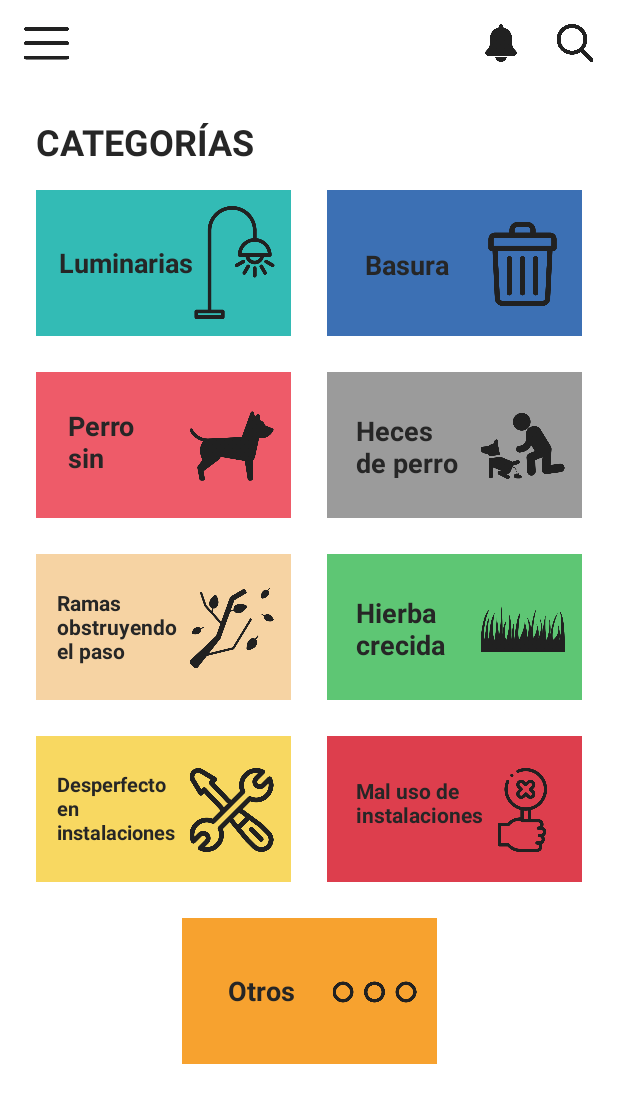
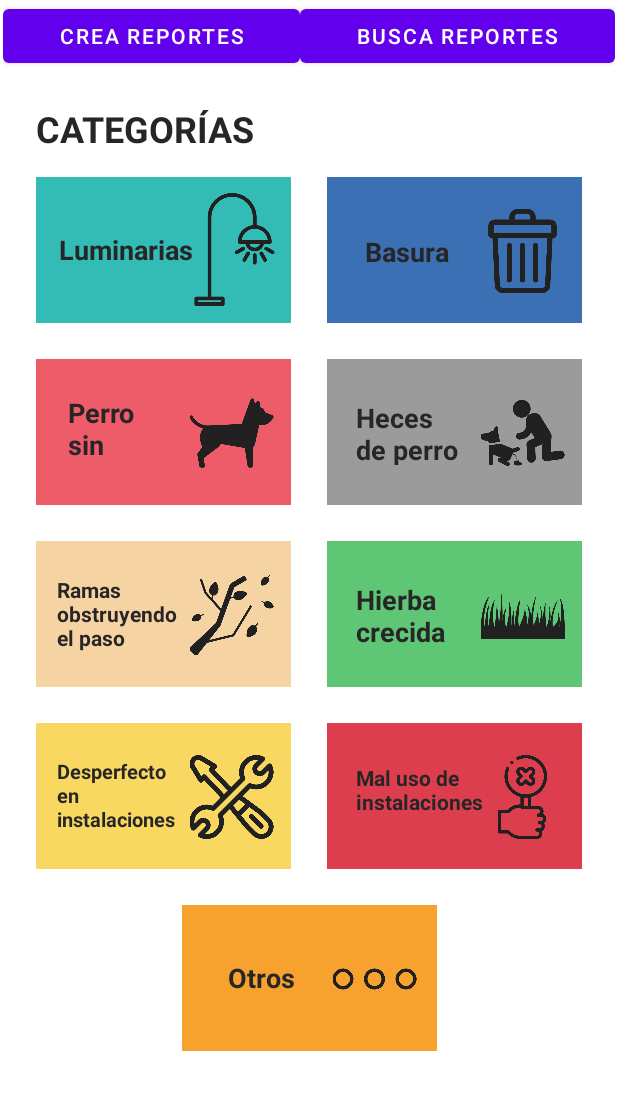
Before and after one commit to EdithBenvenuto/TamayoReport, an Android app: the CategoriesActivity screen opened directly, with no data from a screen before it, on a phone screen of 412 x 824 dp. Shown: the top 1103 px of the screen. Run offline under Robolectric (Android 15) with nearby library versions, the phone set to English and light mode, and no system bars.

Commit message:
Primer Pull
Se cambiaron los botones y se agregan los RecyclerView para reportes

```diff
--- a/Frontend/app/build.gradle
+++ b/Frontend/app/build.gradle
@@ -29,6 +29,9 @@ android {
     kotlinOptions {
         jvmTarget = '1.8'
     }
+    buildFeatures {
+        viewBinding true
+    }
 }
 
 dependencies {
@@ -42,6 +45,8 @@ dependencies {
     implementation 'androidx.constraintlayout:constraintlayout:2.1.0'
     implementation 'androidx.legacy:legacy-support-v4:1.0.0'
     implementation 'com.google.firebase:firebase-messaging-ktx:21.0.1'
+    implementation 'androidx.navigation:navigation-fragment-ktx:2.3.5'
+    implementation 'androidx.navigation:navigation-ui-ktx:2.3.5'
     testImplementation 'junit:junit:4.+'
     androidTestImplementation 'androidx.test.ext:junit:1.1.3'
     androidTestImplementation 'androidx.test.espresso:espresso-core:3.4.0'
--- a/Frontend/app/src/main/AndroidManifest.xml
+++ b/Frontend/app/src/main/AndroidManifest.xml
@@ -14,6 +14,12 @@
         android:roundIcon="@mipmap/ic_launcher_round"
         android:supportsRtl="true"
         android:theme="@style/Theme.TamayoReport">
+        <activity
+            android:name=".controller.lista_reportes"
+            android:exported="true" />
+        <activity
+            android:name=".controller.VerReporte"
+            android:exported="true" />
         <activity
             android:name=".controller.PostReporteActivity"
             android:exported="true" />
--- a/Frontend/app/src/main/java/com/example/tamayoreport/controller/CategoriesActivity.kt
+++ b/Frontend/app/src/main/java/com/example/tamayoreport/controller/CategoriesActivity.kt
@@ -4,6 +4,7 @@ import android.content.Intent
 import androidx.appcompat.app.AppCompatActivity
 import android.os.Bundle
 import android.view.View
+import android.widget.Button
 import android.widget.RelativeLayout
 import com.example.tamayoreport.R
 
@@ -17,6 +18,8 @@ class CategoriesActivity : AppCompatActivity() {
     lateinit var desperfInstLayout: RelativeLayout
     lateinit var malUsoLayout: RelativeLayout
     lateinit var otrosLayout: RelativeLayout
+    lateinit var Crea: Button
+    lateinit var Busca: Button
     override fun onCreate(savedInstanceState: Bundle?) {
         super.onCreate(savedInstanceState)
         setContentView(R.layout.activity_categories)
@@ -39,6 +42,24 @@ class CategoriesActivity : AppCompatActivity() {
         desperfInstLayout.setOnClickListener(layoutClickListener("Desperfecto en Instalaciones"))
         malUsoLayout.setOnClickListener(layoutClickListener("Mal uso de instalaciones o faltas al reglamento"))
         otrosLayout.setOnClickListener(layoutClickListener("Otros"))
+
+        Crea = findViewById(R.id.Crea)
+        Busca = findViewById(R.id.Busca)
+
+        Crea.setOnClickListener(clicCrea())
+        Busca.setOnClickListener(clicBusca())
+    }
+    fun clicCrea(): View.OnClickListener?{
+        return View.OnClickListener{
+            val switchActivityIntent = Intent(applicationContext, CategoriesActivity::class.java)
+            startActivity(switchActivityIntent);
+        }
+    }
+    fun clicBusca(): View.OnClickListener?{
+        return View.OnClickListener{
+            val switchActivityIntent = Intent(applicationContext, lista_reportes::class.java)
+            startActivity(switchActivityIntent);
+        }
     }
     private fun layoutClickListener(s:String): View.OnClickListener?{
         return View.OnClickListener{
--- a/Frontend/app/src/main/res/layout/activity_categories.xml
+++ b/Frontend/app/src/main/res/layout/activity_categories.xml
@@ -7,60 +7,56 @@
     android:layout_height="match_parent"
     tools:context=".CategoriesFragment">
 
-    <ImageView
-        android:id="@+id/menu"
-        android:layout_width="30dp"
-        android:layout_height="30dp"
-        android:layout_marginStart="16dp"
-        android:layout_marginTop="18dp"
+    <LinearLayout
+        android:id="@+id/linearLayout"
+        android:layout_width="408dp"
+        android:layout_height="53dp"
+        android:orientation="horizontal"
+        app:layout_constraintEnd_toEndOf="parent"
         app:layout_constraintStart_toStartOf="parent"
-        app:layout_constraintTop_toTopOf="parent"
-        app:srcCompat="@drawable/menu" />
+        app:layout_constraintTop_toTopOf="parent">
 
-    <ImageView
-        android:id="@+id/notificaciones"
-        android:layout_width="25dp"
-        android:layout_height="25dp"
-        android:layout_marginTop="16dp"
-        android:layout_marginEnd="24dp"
-        app:layout_constraintEnd_toStartOf="@+id/buscar"
-        app:layout_constraintTop_toTopOf="parent"
-        app:srcCompat="@drawable/notification" />
+        <Button
+            android:id="@+id/Crea"
+            android:layout_width="wrap_content"
+            android:layout_height="wrap_content"
+            android:layout_weight="1"
+            android:text="Crea Reportes" />
 
-    <ImageView
-        android:id="@+id/buscar"
-        android:layout_width="25dp"
-        android:layout_height="25dp"
-        android:layout_marginTop="16dp"
-        android:layout_marginEnd="16dp"
-        app:layout_constraintEnd_toEndOf="parent"
-        app:layout_constraintTop_toTopOf="parent"
-        app:srcCompat="@drawable/search" />
+        <Button
+            android:id="@+id/Busca"
+            android:layout_width="wrap_content"
+            android:layout_height="wrap_content"
+            android:layout_weight="1"
+            android:text="Busca Reportes" />
+    </LinearLayout>
 
     <TextView
         android:id="@+id/textView5"
         android:layout_width="wrap_content"
         android:layout_height="wrap_content"
         android:layout_marginStart="24dp"
-        android:layout_marginTop="30dp"
+        android:layout_marginTop="16dp"
         android:text="Categorías"
         android:textAllCaps="true"
         android:textColor="@color/negro"
         android:textSize="24sp"
         android:textStyle="bold"
         app:layout_constraintStart_toStartOf="parent"
-        app:layout_constraintTop_toBottomOf="@+id/menu" />
+        app:layout_constraintTop_toBottomOf="@+id/linearLayout" />
 
     <RelativeLayout
         android:id="@+id/luminariasLayout"
         android:layout_width="170dp"
         android:layout_height="97dp"
-        android:layout_marginStart="24dp"
         android:layout_marginTop="16dp"
         android:background="@color/aqua"
+        android:radius="1000dp"
+        app:layout_constraintEnd_toStartOf="@+id/basuraLayout"
+        app:layout_constraintHorizontal_bias="0.5"
         app:layout_constraintStart_toStartOf="parent"
-        app:layout_constraintTop_toBottomOf="@+id/textView5"
-        android:radius="1000dp">
+        app:layout_constraintTop_toBottomOf="@+id/textView5">
+
         <TextView
             android:layout_width="wrap_content"
             android:layout_height="wrap_content"
@@ -84,9 +80,10 @@
         android:layout_width="170dp"
         android:layout_height="97dp"
         android:layout_marginTop="16dp"
-        android:layout_marginEnd="24dp"
         android:background="@color/azulClaro"
         app:layout_constraintEnd_toEndOf="parent"
+        app:layout_constraintHorizontal_bias="0.5"
+        app:layout_constraintStart_toEndOf="@+id/luminariasLayout"
         app:layout_constraintTop_toBottomOf="@+id/textView5">
 
         <TextView
@@ -120,9 +117,10 @@
         android:id="@+id/perroSinCorreaLayout"
         android:layout_width="170dp"
         android:layout_height="97dp"
-        android:layout_marginStart="24dp"
         android:layout_marginTop="24dp"
         android:background="@color/rojoClaro"
+        app:layout_constraintEnd_toStartOf="@+id/hecesPerroLayout"
+        app:layout_constraintHorizontal_bias="0.5"
         app:layout_constraintStart_toStartOf="parent"
         app:layout_constraintTop_toBottomOf="@+id/luminariasLayout">
 
@@ -152,14 +150,16 @@
             android:layout_marginBottom="20dp"
             android:src="@drawable/perrosincorrea" />
     </RelativeLayout>
+
     <RelativeLayout
         android:id="@+id/hecesPerroLayout"
         android:layout_width="170dp"
         android:layout_height="97dp"
         android:layout_marginTop="24dp"
-        android:layout_marginEnd="24dp"
         android:background="@color/gris"
         app:layout_constraintEnd_toEndOf="parent"
+        app:layout_constraintHorizontal_bias="0.5"
+        app:layout_constraintStart_toEndOf="@+id/perroSinCorreaLayout"
         app:layout_constraintTop_toBottomOf="@+id/basuraLayout">
 
         <TextView
@@ -193,9 +193,10 @@
         android:id="@+id/ramasLayout"
         android:layout_width="170dp"
         android:layout_height="97dp"
-        android:layout_marginStart="24dp"
         android:layout_marginTop="24dp"
         android:background="@color/beige"
+        app:layout_constraintEnd_toStartOf="@+id/hierbaCrecidaLayout"
+        app:layout_constraintHorizontal_bias="0.5"
         app:layout_constraintStart_toStartOf="parent"
         app:layout_constraintTop_toBottomOf="@+id/perroSinCorreaLayout">
 
@@ -225,14 +226,16 @@
             android:layout_marginBottom="20dp"
             android:src="@drawable/ramasobstruyendo" />
     </RelativeLayout>
+
     <RelativeLayout
         android:id="@+id/hierbaCrecidaLayout"
         android:layout_width="170dp"
         android:layout_height="97dp"
         android:layout_marginTop="24dp"
-        android:layout_marginEnd="24dp"
         android:background="@color/verde"
         app:layout_constraintEnd_toEndOf="parent"
+        app:layout_constraintHorizontal_bias="0.5"
+        app:layout_constraintStart_toEndOf="@+id/ramasLayout"
         app:layout_constraintTop_toBottomOf="@+id/hecesPerroLayout">
 
         <TextView
@@ -266,9 +269,10 @@
         android:id="@+id/desperfInstLayout"
         android:layout_width="170dp"
         android:layout_height="97dp"
-        android:layout_marginStart="24dp"
         android:layout_marginTop="24dp"
         android:background="@color/amarillo"
+        app:layout_constraintEnd_toStartOf="@+id/malUsoLayout"
+        app:layout_constraintHorizontal_bias="0.5"
         app:layout_constraintStart_toStartOf="parent"
         app:layout_constraintTop_toBottomOf="@+id/ramasLayout">
 
@@ -298,14 +302,16 @@
             android:layout_marginBottom="20dp"
             android:src="@drawable/desperfectoinstralaciones" />
     </RelativeLayout>
+
     <RelativeLayout
         android:id="@+id/malUsoLayout"
         android:layout_width="170dp"
         android:layout_height="97dp"
         android:layout_marginTop="24dp"
-        android:layout_marginEnd="24dp"
         android:background="@color/rojo"
         app:layout_constraintEnd_toEndOf="parent"
+        app:layout_constraintHorizontal_bias="0.5"
+        app:layout_constraintStart_toEndOf="@+id/desperfInstLayout"
         app:layout_constraintTop_toBottomOf="@+id/hierbaCrecidaLayout">
 
         <TextView
--- /dev/null
+++ b/Frontend/app/src/main/res/values-land/dimens.xml
@@ -0,0 +1,3 @@
+<resources>
+    <dimen name="fab_margin">48dp</dimen>
+</resources>
--- /dev/null
+++ b/Frontend/app/src/main/res/values-w1240dp/dimens.xml
@@ -0,0 +1,3 @@
+<resources>
+    <dimen name="fab_margin">200dp</dimen>
+</resources>
--- /dev/null
+++ b/Frontend/app/src/main/res/values-w600dp/dimens.xml
@@ -0,0 +1,3 @@
+<resources>
+    <dimen name="fab_margin">48dp</dimen>
+</resources>
--- /dev/null
+++ b/Frontend/app/src/main/res/values/dimens.xml
@@ -0,0 +1,3 @@
+<resources>
+    <dimen name="fab_margin">16dp</dimen>
+</resources>
```
Also changed, not shown: Frontend/app/src/main/java/com/example/tamayoreport/controller/ListAdapter.kt (added, +72 -0 lines), Frontend/app/src/main/java/com/example/tamayoreport/controller/VerReporte.kt (added, +48 -0 lines), Frontend/app/src/main/java/com/example/tamayoreport/controller/item_report.kt (added, +60 -0 lines), Frontend/app/src/main/java/com/example/tamayoreport/controller/lista_reportes.kt (added, +66 -0 lines), Frontend/app/src/main/java/com/example/tamayoreport/controller/reporte_item.kt (added, +60 -0 lines), Frontend/app/src/main/res/layout/activity_lista_reportes.xml (added, +62 -0 lines), Frontend/app/src/main/res/layout/activity_ver_reporte.xml (added, +65 -0 lines), Frontend/app/src/main/res/layout/fragment_item_report.xml (added, +47 -0 lines), Frontend/app/src/main/res/navigation/nav_graph.xml (added, +28 -0 lines), Frontend/app/src/main/res/values/strings.xml (+9 -0 lines), Frontend/app/src/main/res/values/themes.xml (+9 -0 lines).
